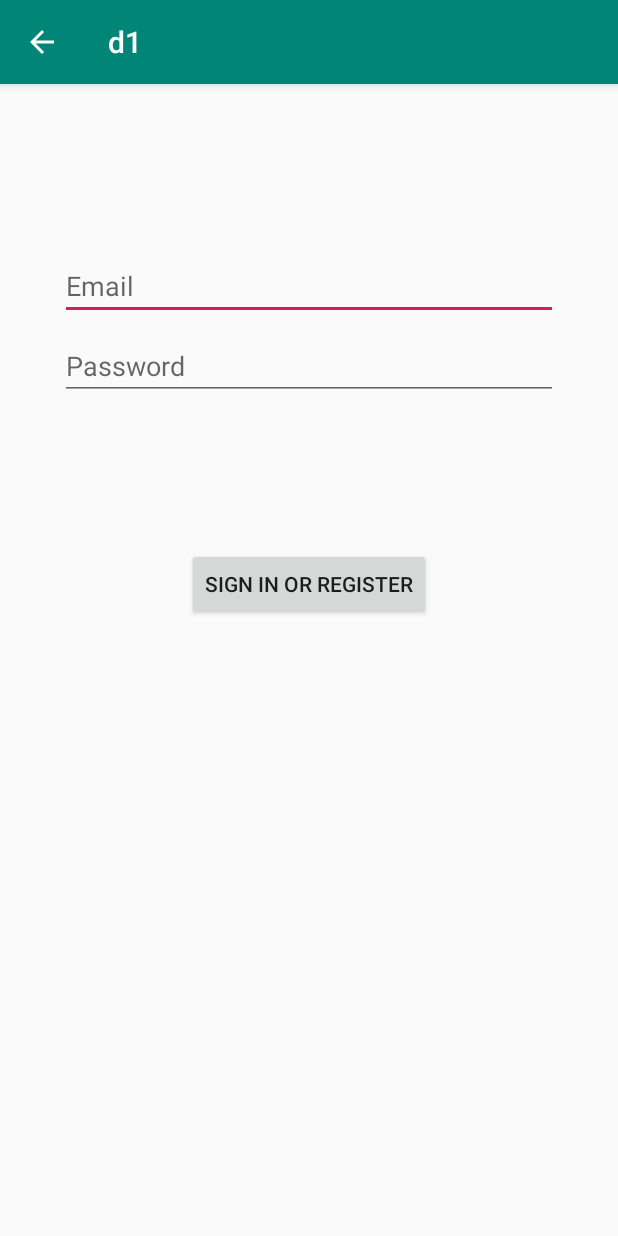
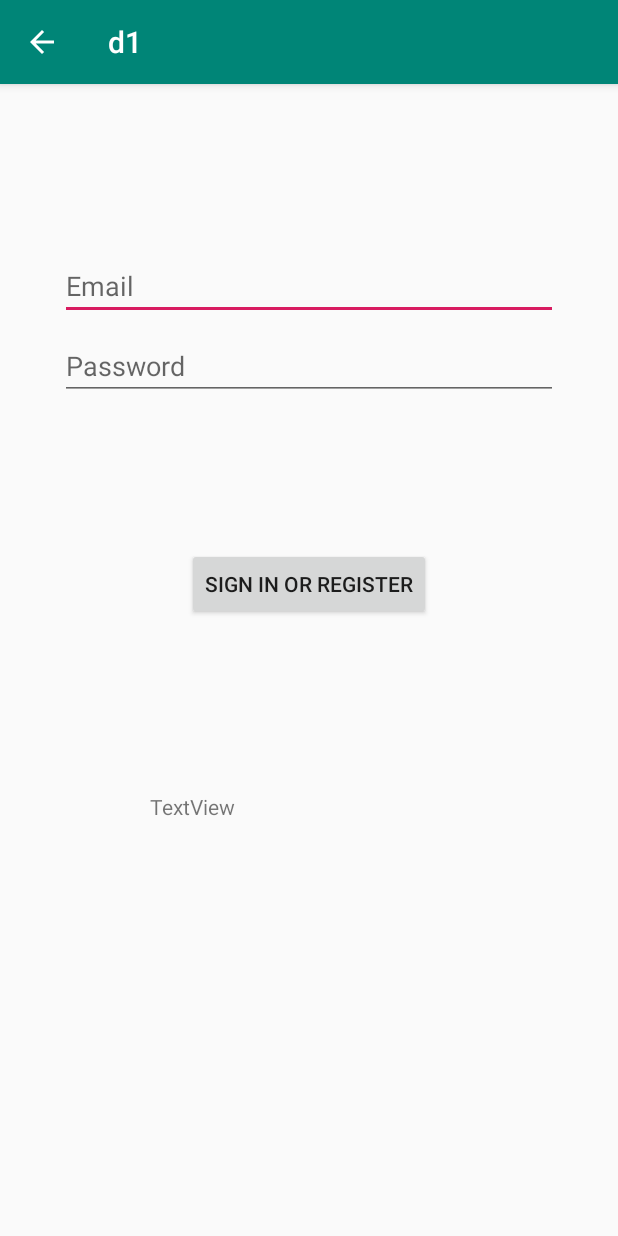
Before and after one commit to atrostan/brackit, an Android app: the LoginActivity screen opened directly, with no data from a screen before it, after a tap on "SIGN IN OR REGISTER", on a phone screen of 412 x 824 dp. Run offline under Robolectric (Android 15) with nearby library versions, the phone set to English and light mode, and no system bars; our stand-ins replace Volley.

Commit message:
login update

```diff
--- a/d1/app/build.gradle
+++ b/d1/app/build.gradle
@@ -36,4 +36,5 @@ dependencies {
     androidTestImplementation 'androidx.test:runner:1.2.0'
     androidTestImplementation 'androidx.test.espresso:espresso-core:3.2.0'
     implementation 'com.squareup.okhttp3:mockwebserver:4.3.1'
+    implementation 'com.android.volley:volley:1.1.1'
 }
--- a/d1/app/src/main/java/com/example/d1/login/LoginActivity.kt
+++ b/d1/app/src/main/java/com/example/d1/login/LoginActivity.kt
@@ -10,7 +10,17 @@ import androidx.appcompat.app.AppCompatActivity
 import androidx.appcompat.app.ActionBar
 import com.example.d1.MainActivity
 import com.example.d1.R
+import android.widget.Toast
+import com.android.volley.toolbox.JsonObjectRequest
 import okhttp3.*
+//import com.android.volley.NetworkResponse;
+//import com.android.volley.ParseError;
+//import com.android.volley.Request;
+//import com.android.volley.Response;
+//import com.android.volley.Response.ErrorListener;
+//import com.android.volley.Response.Listener;
+//import com.android.volley.toolbox.HttpHeaderParser;
+//import org.w3c.dom.Text
 
 import java.io.IOException;
 
@@ -25,6 +35,7 @@ class LoginActivity : AppCompatActivity() {
         setContentView(R.layout.activity_login)
         val username = findViewById<EditText>(R.id.username) as EditText
         val password = findViewById<EditText>(R.id.password) as EditText
+        val text = findViewById<TextView>(R.id.textView2) as TextView
         val login = findViewById<Button>(R.id.login) as Button
         val loading = findViewById<ProgressBar>(R.id.loading) as ProgressBar
 
@@ -33,7 +44,20 @@ class LoginActivity : AppCompatActivity() {
         login.setOnClickListener {
             val nameStr = username.text.toString()
             val passStr = password.text.toString()
+
             Okhttp(nameStr,passStr)
+//            val url = "https://jsonplaceholder.typicode.com/todos/1"
+//
+//            val jsonObjectRequest = JsonObjectRequest(Request.Method.GET, url, null,
+//                Response.Listener { response ->
+//                    text.text = "Response: %s".format(response.toString())
+//                    print("-----------------------------------"+response.toString());
+//                },
+//                Response.ErrorListener { error ->
+//                    // TODO: Handle error
+//                }
+//            )
+
         }
 
         //navigate back
@@ -63,25 +87,26 @@ class LoginActivity : AppCompatActivity() {
 //                // Handle this
 //            }
 //        })
-
+        println("=========================================")
+        //http://10.0.2.2:5000/match/1
         val request = Request.Builder()
-            .url("https://reqres.in/api/users?page=2")
+            .url("http://10.0.2.2:5000/match/1")
             .build()
 
         client.newCall(request).enqueue(object : Callback {
             override fun onFailure(call: Call, e: IOException) {
+                println("==============FAIL==========")
                 e.printStackTrace()
+
             }
 
             override fun onResponse(call: Call, response: Response) {
                 response.use {
                     if (!response.isSuccessful) throw IOException("Unexpected code $response")
+                    val text = findViewById<TextView>(R.id.textView2) as TextView
 
-                    for ((name, value) in response.headers) {
-                        println("$name: $value")
-                    }
-
-                    println(response.body!!.string())
+                    println("========================================="+response.body!!.string())
+                    text.text = "Response: %s".format(response.toString())
 
                 }
             }
--- a/d1/app/src/main/res/layout/activity_login.xml
+++ b/d1/app/src/main/res/layout/activity_login.xml
@@ -77,4 +77,14 @@
             app:layout_constraintStart_toStartOf="@+id/password"
             app:layout_constraintTop_toTopOf="parent"
             app:layout_constraintVertical_bias="0.3"/>
+
+    <TextView
+            android:id="@+id/textView2"
+            android:layout_width="212dp"
+            android:layout_height="165dp"
+            android:text="TextView"
+            app:layout_constraintBottom_toBottomOf="parent"
+            app:layout_constraintEnd_toEndOf="parent"
+            app:layout_constraintStart_toStartOf="parent"
+            app:layout_constraintTop_toBottomOf="@+id/login" />
 </androidx.constraintlayout.widget.ConstraintLayout>
```
Also changed, not shown: d1/app/src/main/java/com/example/d1/dao/User.java (added, +40 -0 lines).
